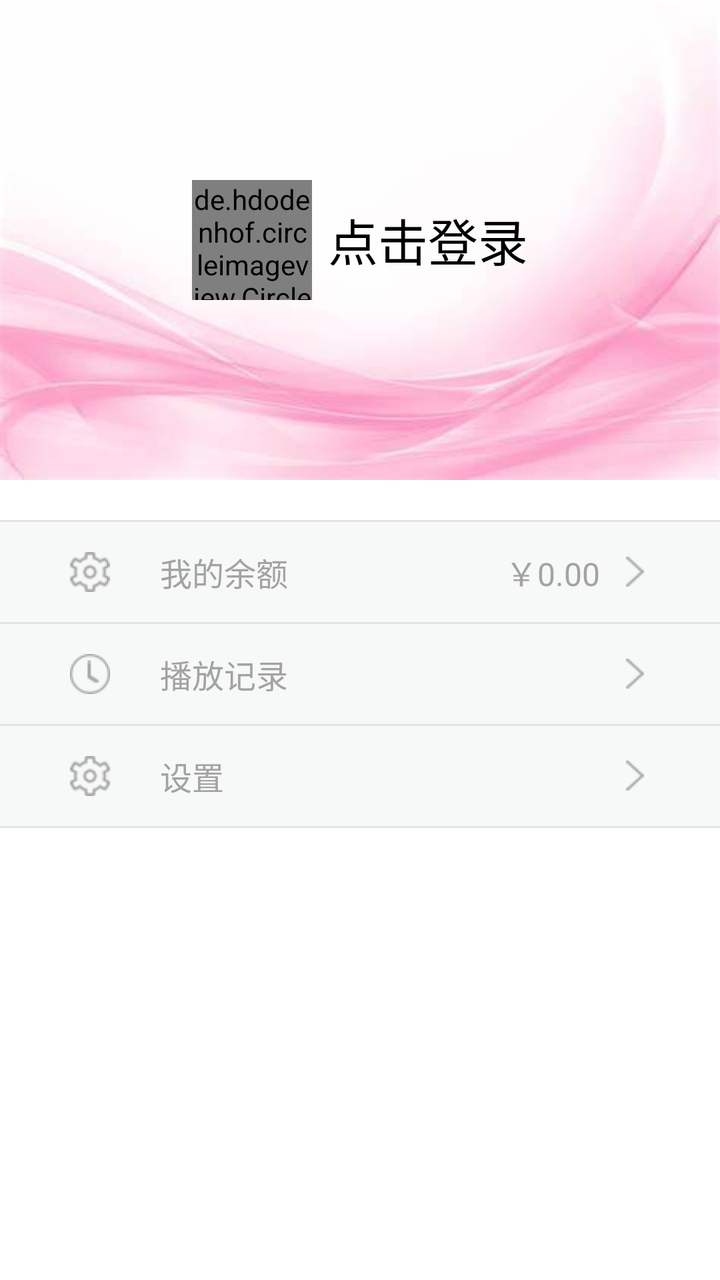
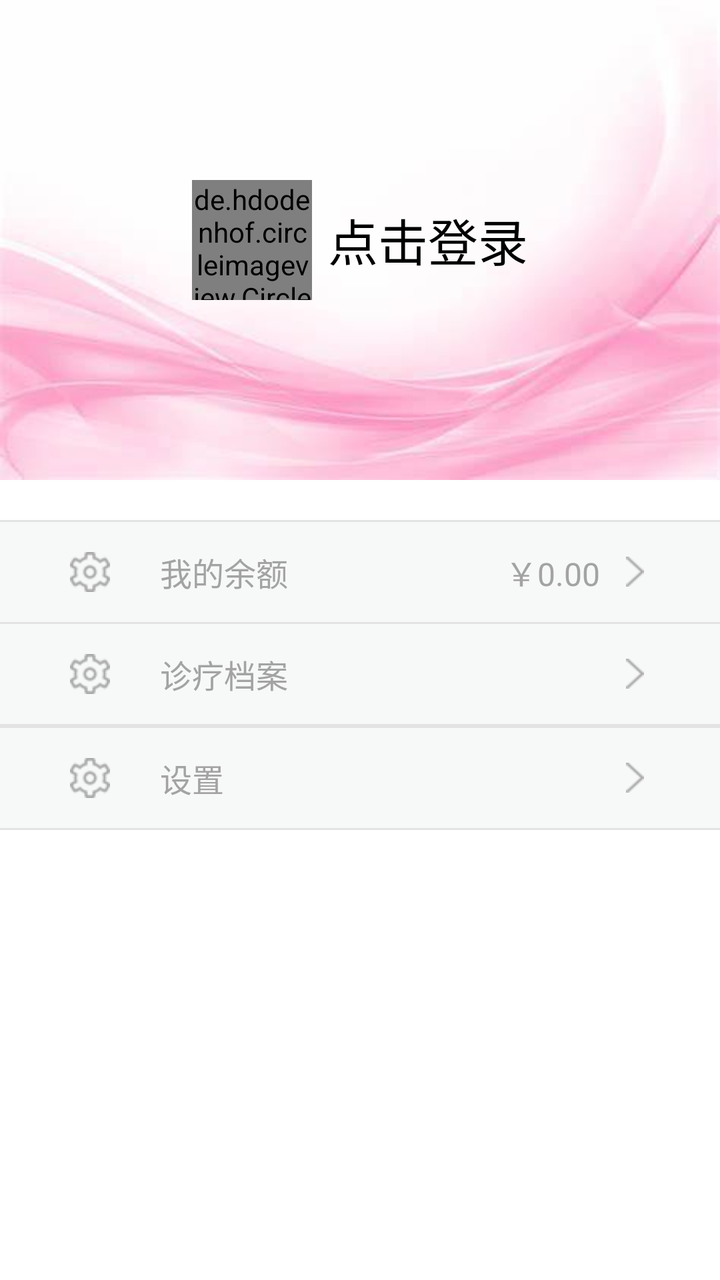

The first picture is an Android layout as it rendered before a commit; the second is the same layout after the commit. The layout source and the unified diff follow.
<!-- AndroidManifest.xml: application theme Theme.Xinqiao -->
<!-- res/layout/main_view_myinfo.xml -->
<?xml version="1.0" encoding="utf-8"?>
<LinearLayout xmlns:android="http://schemas.android.com/apk/res/android"
    xmlns:app="http://schemas.android.com/apk/res-auto"
    android:layout_width="match_parent"
    android:layout_height="match_parent"
    android:background="@android:color/white"
    android:orientation="vertical">
    <LinearLayout
        android:id="@+id/ll_head"
        android:layout_width="fill_parent"
        android:layout_height="240dp"
        android:gravity="center"
        android:background="@drawable/myinfo_login_bg"
        android:orientation="horizontal">
        <de.hdodenhof.circleimageview.CircleImageView
            android:id="@+id/iv_avatar"
            android:layout_width="60dp"
            android:layout_height="60dp"
            android:layout_marginEnd="8dp"
            android:src="@drawable/default_avatar"/>
        <TextView
            android:id="@+id/tv_user_name"
            android:layout_width="wrap_content"
            android:layout_height="wrap_content"
            android:text="点击登录"
            android:textColor="@android:color/black"
            android:textSize="25sp"/>
    </LinearLayout>
    <View
        android:layout_width="fill_parent"
        android:layout_height="1dp"
        android:layout_marginTop="20dp"
        android:background="#E3E3E3" />

    
    <RelativeLayout
        android:id="@+id/rl_balance"
        android:layout_width="fill_parent"
        android:layout_height="50dp"
        android:background="#F7F8F8"
        android:gravity="center_vertical"
        android:paddingLeft="10dp"
        android:paddingRight="10dp">
        <ImageView
            android:id="@+id/iv_balance_icon"
            android:layout_width="20dp"
            android:layout_height="20dp"
            android:layout_centerVertical="true"
            android:layout_marginLeft="25dp"
            android:src="@drawable/myinfo_setting_icon" />
        <TextView
            android:layout_width="wrap_content"
            android:layout_height="wrap_content"
            android:layout_centerVertical="true"
            android:layout_marginLeft="25dp"
            android:layout_toRightOf="@id/iv_balance_icon"
            android:text="我的余额"
            android:textColor="#A3A3A3"
            android:textSize="16sp" />
        <TextView
            android:id="@+id/tv_balance"
            android:layout_width="wrap_content"
            android:layout_height="wrap_content"
            android:layout_centerVertical="true"
            android:layout_toLeftOf="@+id/iv_balance_arrow"
            android:layout_marginRight="10dp"
            android:text="￥0.00"
            android:textColor="#A3A3A3"
            android:textSize="16sp" />
        <ImageView
            android:id="@+id/iv_balance_arrow"
            android:layout_width="15dp"
            android:layout_height="15dp"
            android:layout_alignParentRight="true"
            android:layout_centerVertical="true"
            android:layout_marginRight="25dp"
            android:src="@drawable/iv_right_arrow" />
    </RelativeLayout>

    <View
        android:layout_width="fill_parent"
        android:layout_height="1dp"
        android:background="#E3E3E3" />
    <RelativeLayout
        android:id="@+id/rl_course_history"
        android:layout_width="fill_parent"
        android:layout_height="50dp"
        android:background="#F7F8F8"
        android:gravity="center_vertical"
        android:paddingLeft="10dp"
        android:paddingRight="10dp">
        <ImageView
            android:id="@+id/iv_course_historyicon"
            android:layout_width="20dp"
            android:layout_height="20dp"
            android:layout_centerVertical="true"
            android:layout_marginLeft="25dp"
            android:src="@drawable/course_history_icon" />
        <TextView
            android:layout_width="wrap_content"
            android:layout_height="wrap_content"
            android:layout_centerVertical="true"
            android:layout_marginLeft="25dp"
            android:layout_toRightOf="@id/iv_course_historyicon"
            android:text="播放记录"
            android:textColor="#A3A3A3"
            android:textSize="16sp" />
        <ImageView
            android:layout_width="15dp"
            android:layout_height="15dp"
            android:layout_alignParentRight="true"
            android:layout_centerVertical="true"
            android:layout_marginRight="25dp"
            android:src="@drawable/iv_right_arrow" />
    </RelativeLayout>
    <View
        android:layout_width="fill_parent"
        android:layout_height="1dp"
        android:background="#E3E3E3" />
    <RelativeLayout
        android:id="@+id/rl_setting"
        android:layout_width="fill_parent"
        android:layout_height="50dp"
        android:background="#F7F8F8"
        android:gravity="center_vertical"
        android:paddingLeft="10dp"
        android:paddingRight="10dp">
        <ImageView
            android:id="@+id/iv_userinfo_icon"
            android:layout_width="20dp"
            android:layout_height="20dp"
            android:layout_centerVertical="true"
            android:layout_marginLeft="25dp"
            android:src="@drawable/myinfo_setting_icon" />
        <TextView
            android:layout_width="wrap_content"
            android:layout_height="wrap_content"
            android:layout_centerVertical="true"
            android:layout_marginLeft="25dp"
            android:layout_toRightOf="@id/iv_userinfo_icon"
            android:text="设置"
            android:textColor="#A3A3A3"
            android:textSize="16sp" />
        <ImageView
            android:layout_width="15dp"
            android:layout_height="15dp"
            android:layout_alignParentRight="true"
            android:layout_centerVertical="true"
            android:layout_marginRight="25dp"
            android:src="@drawable/iv_right_arrow" />
    </RelativeLayout>
    <View
        android:layout_width="fill_parent"
        android:layout_height="1dp"
        android:background="#E3E3E3" />
</LinearLayout>
<!-- resources referenced by this layout -->
<resources>
  <!-- drawable course_history_icon: png bitmap (drawable, 3334 bytes) -->
  <!-- drawable default_avatar: jpg bitmap (drawable, 65361 bytes) -->
  <!-- drawable iv_right_arrow: png bitmap (drawable, 3004 bytes) -->
  <!-- drawable myinfo_login_bg: jpg bitmap (drawable, 7237 bytes) -->
  <!-- drawable myinfo_setting_icon: png bitmap (drawable, 3441 bytes) -->
  <style name="Theme.Xinqiao" parent="Base.Theme.Xinqiao">
          <item name="android:navigationBarColor">@android:color/transparent</item>
      </style>
  <style name="Base.Theme.Xinqiao" parent="Theme.Material3.DayNight.NoActionBar">
          <item name="colorPrimary">@color/colorPrimary</item>
          <item name="colorOnPrimary">@color/colorOnPrimary</item>
          <item name="colorSecondary">@color/colorSecondary</item>
          <item name="colorOnSecondary">@color/colorOnSecondary</item>
          <item name="colorSurface">@color/colorSurface</item>
          <item name="colorOnSurface">@color/colorOnSurface</item>
          <item name="colorError">@color/colorError</item>
          <item name="colorOnError">@color/colorOnError</item>
      </style>
  <color name="colorPrimary">#667eea</color>
  <color name="colorOnPrimary">#FFFFFF</color>
  <color name="colorSecondary">#F8F9FA</color>
  <color name="colorOnSecondary">#333333</color>
  <color name="colorSurface">#FFFFFF</color>
  <color name="colorOnSurface">#333333</color>
  <color name="colorError">#B00020</color>
  <color name="colorOnError">#FFFFFF</color>
</resources>

<!-- the commit's change to res/layout/main_view_myinfo.xml (unified diff, before → after) -->
@@ -81,6 +81,43 @@
         android:layout_width="fill_parent"
         android:layout_height="1dp"
         android:background="#E3E3E3" />
+    
+    <RelativeLayout
+        android:id="@+id/rl_medical_record"
+        android:layout_width="fill_parent"
+        android:layout_height="50dp"
+        android:background="#F7F8F8"
+        android:gravity="center_vertical"
+        android:paddingLeft="10dp"
+        android:paddingRight="10dp">
+        <ImageView
+            android:id="@+id/iv_medicalrecord_icon"
+            android:layout_width="20dp"
+            android:layout_height="20dp"
+            android:layout_centerVertical="true"
+            android:layout_marginLeft="25dp"
+            android:src="@drawable/myinfo_setting_icon" />
+        <TextView
+            android:layout_width="wrap_content"
+            android:layout_height="wrap_content"
+            android:layout_centerVertical="true"
+            android:layout_marginLeft="25dp"
+            android:layout_toRightOf="@id/iv_medicalrecord_icon"
+            android:text="诊疗档案"
+            android:textColor="#A3A3A3"
+            android:textSize="16sp" />
+        <ImageView
+            android:layout_width="15dp"
+            android:layout_height="15dp"
+            android:layout_alignParentRight="true"
+            android:layout_centerVertical="true"
+            android:layout_marginRight="25dp"
+            android:src="@drawable/iv_right_arrow" />
+    </RelativeLayout>
+    <View
+        android:layout_width="fill_parent"
+        android:layout_height="1dp"
+        android:background="#E3E3E3" />
     <RelativeLayout
         android:id="@+id/rl_course_history"
         android:layout_width="fill_parent"
@@ -88,7 +125,8 @@
         android:background="#F7F8F8"
         android:gravity="center_vertical"
         android:paddingLeft="10dp"
-        android:paddingRight="10dp">
+        android:paddingRight="10dp"
+        android:visibility="gone">
         <ImageView
             android:id="@+id/iv_course_historyicon"
             android:layout_width="20dp"
